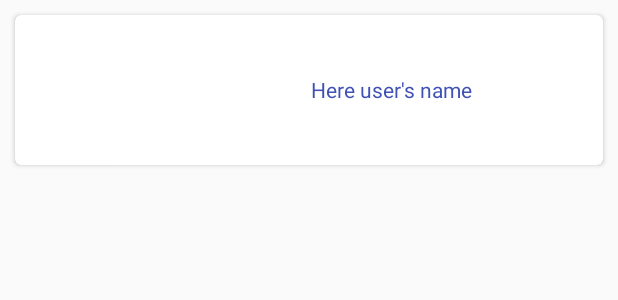
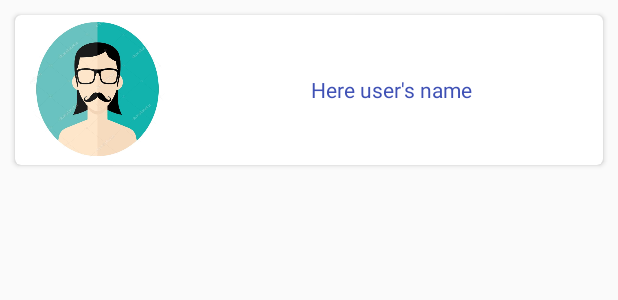
Before and after one commit to Rzeposlaw/localize-me, an Android app: the layout row_friend.xml on its own in the app's theme, with its tools: preview values and no code run, on a phone screen of 412 x 824 dp. Shown: the top 300 px of the screen. Run offline under Robolectric (Android 15) with nearby library versions, the phone set to English and light mode, and no system bars; plain views replace PorterShapeImageView.

Commit message:
Changes in friends list activity

```diff
--- a/app/src/main/AndroidManifest.xml
+++ b/app/src/main/AndroidManifest.xml
@@ -24,12 +24,11 @@
         <meta-data
             android:name="com.google.android.geo.API_KEY"
             android:value="@string/google_maps_key" />
-
         <activity
             android:name=".activity.MapActivity"
             android:label="@string/title_activity_map" />
         <activity android:name=".activity.FriendListActivity"
-            android:theme="@style/AppTheme"/>
+            android:theme="@style/AppTheme.NoActionBar"/>
     </application>
 
 </manifest>
--- a/app/src/main/java/com/example/rzeposlaw/localizeme/activity/FriendListActivity.java
+++ b/app/src/main/java/com/example/rzeposlaw/localizeme/activity/FriendListActivity.java
@@ -10,7 +10,6 @@ import com.example.rzeposlaw.localizeme.adapter.RecyclerViewAdapter;
 import com.example.rzeposlaw.localizeme.data.ApiClient;
 import com.example.rzeposlaw.localizeme.data.Credentials;
 import com.example.rzeposlaw.localizeme.data.LocationAPI;
-import com.example.rzeposlaw.localizeme.data.User;
 
 import java.util.ArrayList;
 import java.util.List;
@@ -34,7 +33,6 @@ public class FriendListActivity extends AppCompatActivity {
         super.onCreate(savedInstanceState);
         setContentView(R.layout.activity_friend_list);
         mRecyclerView = (RecyclerView) findViewById(R.id.recycler_view);
-
         mRecyclerView.setHasFixedSize(true);
 
         mLayoutManager = new LinearLayoutManager(this);
@@ -49,8 +47,8 @@ public class FriendListActivity extends AppCompatActivity {
 
             @Override
             public void onFailure(Call<List<Credentials>> call, Throwable t) {
+            }
 
-            }
         });
 
         List<String> names = new ArrayList<>();
--- a/app/src/main/java/com/example/rzeposlaw/localizeme/adapter/LoginRegisterPagerAdapter.java
+++ b/app/src/main/java/com/example/rzeposlaw/localizeme/adapter/LoginRegisterPagerAdapter.java
@@ -100,7 +100,6 @@ public class LoginRegisterPagerAdapter extends PagerAdapter {
 
                 @Override
                 public void onFailure(Call<User> call, Throwable t) {
-                    System.out.println("bzzzz");
                 }
             });
         }
--- a/app/src/main/res/layout/activity_friend_list.xml
+++ b/app/src/main/res/layout/activity_friend_list.xml
@@ -1,11 +1,9 @@
 <?xml version="1.0" encoding="utf-8"?>
 <LinearLayout xmlns:android="http://schemas.android.com/apk/res/android"
-    xmlns:tools="http://schemas.android.com/tools"
     android:layout_width="match_parent"
     android:orientation="vertical"
     android:background="@drawable/friend_list_background"
-    android:layout_height="match_parent"
-    tools:context="com.example.rzeposlaw.localizeme.activity.FriendListActivity">
+    android:layout_height="match_parent">
 
     <android.support.v7.widget.RecyclerView
         android:id="@+id/recycler_view"
--- a/app/src/main/res/layout/row_friend.xml
+++ b/app/src/main/res/layout/row_friend.xml
@@ -26,6 +26,7 @@
                 android:layout_height="90dp"
                 android:layout_gravity="center"
                 android:layout_margin="10dp"
+                android:src="@drawable/man_avatar"
                 app:siShape="@drawable/image_mask"
                 app:siSquare="true" />
 
```
Also changed, not shown: app/src/main/res/drawable-xxhdpi/man_avatar.jpg (added), 24 other files.
